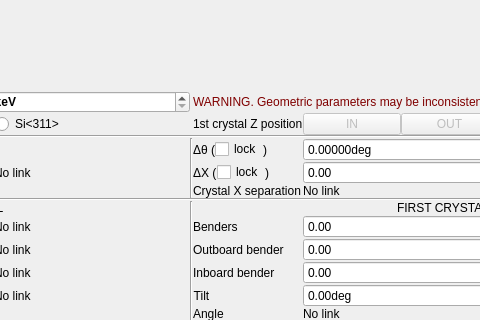
MatthewJCameron/imbl, file mono/monoGui/monoGui.ui: the form before one commit; both pictures show x 292 to 772 and y 350 to 670 of the 985 by 755 pixel window.
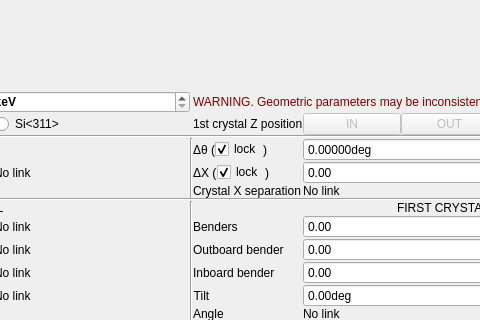
The form after the commit. Icons and pictures are not drawn. Custom widgets are drawn as their Qt base class.

Patch:
```diff
--- a/mono/monoGui/monoGui.ui
+++ b/mono/monoGui/monoGui.ui
@@ -159,6 +159,9 @@
           <property name="text">
            <string>lock</string>
           </property>
+          <property name="checked">
+           <bool>true</bool>
+          </property>
          </widget>
         </item>
         <item>
@@ -301,6 +304,9 @@
           <property name="text">
            <string>lock</string>
           </property>
+          <property name="checked">
+           <bool>true</bool>
+          </property>
          </widget>
         </item>
         <item>
```
